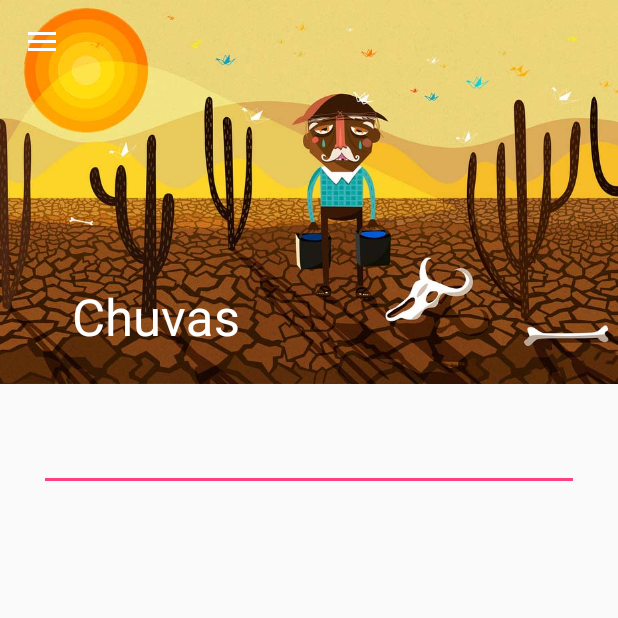
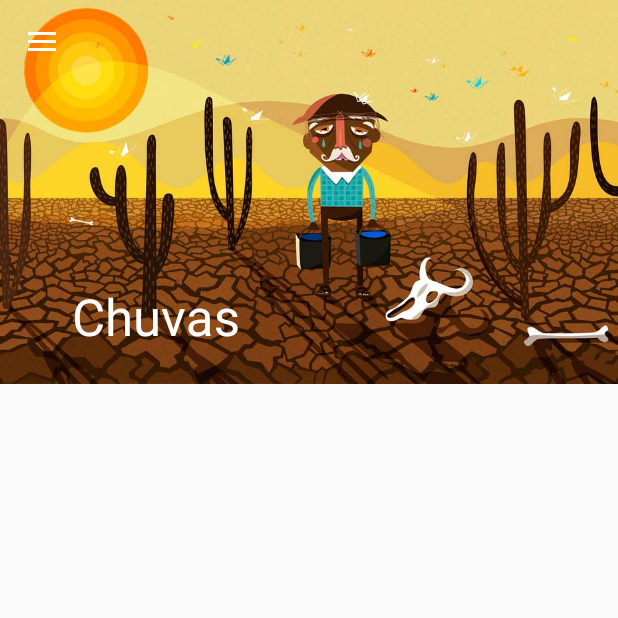
Before and after one commit to umbucaja/moringa-android, an Android app: the screen it shows after launch (MoringaActivity), in the side drawer, after a tap on "Chuvas", on a phone screen of 412 x 824 dp, the top half of it. Run offline under Robolectric (Android 15) with nearby library versions, the phone set to English and light mode, and no system bars; pictures from the network do not load; 2 statements that could not run were skipped.

Commit message:
modificado o modo como os dados sao requisitados para sincrono. garantia de que eles sempre aparecem na tela apos a requisicao(clicar na cidade). Inicia da criacao do adapter de chuvas

```diff
--- a/app/src/main/java/umbucaja/moringa/fragments/ChuvasFragment.java
+++ b/app/src/main/java/umbucaja/moringa/fragments/ChuvasFragment.java
@@ -5,18 +5,18 @@ import android.net.Uri;
 import android.os.Bundle;
 import android.support.v4.app.Fragment;
 import android.support.v7.widget.AppCompatAutoCompleteTextView;
+import android.support.v7.widget.LinearLayoutManager;
+import android.support.v7.widget.RecyclerView;
 import android.view.LayoutInflater;
 import android.view.Menu;
 import android.view.MenuItem;
 import android.view.View;
 import android.view.ViewGroup;
-import android.widget.AdapterView;
 import android.widget.ArrayAdapter;
 
 import umbucaja.moringa.R;
+import umbucaja.moringa.adapter.ChuvasRecyclerAdapter;
 import umbucaja.moringa.entity.City;
-import umbucaja.moringa.service.CityService;
-import umbucaja.moringa.service.mock.CityServiceMock;
 
 /**
  * A simple {@link Fragment} subclass.
@@ -30,15 +30,11 @@ public class ChuvasFragment extends Fragment {
     // the fragment initialization parameters, e.g. ARG_ITEM_NUMBER
     private static final String ARG_SELECTED_CITY = "default_city";
 
-    private String selectedCity;
-    private City[] cities = {};
+    private View rootView;
+    private RecyclerView recyclerView;
+    private ChuvasRecyclerAdapter chuvasRecyclerAdapter;
 
     private OnFragmentInteractionListener mListener;
-
-    /*
-    Fragment Views
-     */
-    private AppCompatAutoCompleteTextView autocompleteCidades;
 
     public ChuvasFragment() {
         // Required empty public constructor
@@ -84,30 +80,6 @@ public class ChuvasFragment extends Fragment {
 
 
     /*
-    Event listeners
-     */
-    private AdapterView.OnItemSelectedListener autocompleteCidadesListener = new AdapterView.OnItemSelectedListener() {
-        @Override
-        public void onItemSelected(AdapterView<?> adapterView, View view, int position, long id) {
-            for (City c : cities) {
-                if (c.getId() == id) {
-                    loadViewData(c);
-                    break;
-                }
-            }
-        }
-
-        @Override
-        public void onNothingSelected(AdapterView<?> adapterView) {
-
-        }
-    };
-
-    private void loadViewData(City c) {
-
-    }
-
-    /*
     Android Lifecycle
      */
 
@@ -115,12 +87,6 @@ public class ChuvasFragment extends Fragment {
     public void onCreate(Bundle savedInstanceState) {
         super.onCreate(savedInstanceState);
 
-        CityService cityService = CityServiceMock.getInstance();
-        cities = cityService.listCities().toArray(cities);
-
-        if (getArguments() != null) {
-            selectedCity = getArguments().getString(ARG_SELECTED_CITY);
-        }
         setHasOptionsMenu(true);
     }
 
@@ -133,28 +99,18 @@ public class ChuvasFragment extends Fragment {
     @Override
     public View onCreateView(LayoutInflater inflater, ViewGroup container,
                              Bundle savedInstanceState) {
+        rootView = inflater.inflate(R.layout.fragment_chuvas, container, false);
 
-        View view;
-        if (savedInstanceState != null) {
-            // Use savedInstanceState
-            view = super.onCreateView(inflater, container, savedInstanceState);
-        }
-        else {
-            // Inflate the layout for this fragment
-            view = inflater.inflate(R.layout.fragment_chuvas, container, false);
-        }
+        recyclerView = (RecyclerView) rootView.findViewById(R.id.chuvas_recycler_view);
+        recyclerView.setHasFixedSize(true);
 
-        if (view != null) {
-            // Get layout views
-            autocompleteCidades = (AppCompatAutoCompleteTextView) view.findViewById(R.id.fragment_chuvas_autocomplete_cidades);
-            autocompleteCidades.setOnItemSelectedListener(autocompleteCidadesListener);
+        LinearLayoutManager layoutManager = new LinearLayoutManager(getContext());
+        recyclerView.setLayoutManager(layoutManager);
 
-            // load autocomplete content
-            autocompleteCidades.setAdapter(new ArrayAdapter<City>(getContext(), android.R.layout.simple_list_item_1, cities));
-            autocompleteCidades.setText(selectedCity);
-        }
+        //chuvasRecyclerAdapter = new ChuvasRecyclerAdapter();
+        //recyclerView.setAdapter(chuvasRecyclerAdapter);
 
-        return view;
+        return rootView;
     }
 
     @Override
--- /dev/null
+++ b/app/src/main/res/layout/cardview_chuvas.xml
@@ -0,0 +1,6 @@
+<?xml version="1.0" encoding="utf-8"?>
+<LinearLayout xmlns:android="http://schemas.android.com/apk/res/android"
+    android:orientation="vertical" android:layout_width="match_parent"
+    android:layout_height="match_parent">
+
+</LinearLayout>
--- a/app/src/main/res/layout/fragment_chuvas.xml
+++ b/app/src/main/res/layout/fragment_chuvas.xml
@@ -5,9 +5,10 @@
     tools:context="umbucaja.moringa.fragments.ChuvasFragment"
     android:padding="@dimen/fragment_root_padding">
 
-    <android.support.v7.widget.AppCompatAutoCompleteTextView
-        android:id="@+id/fragment_chuvas_autocomplete_cidades"
+    <android.support.v7.widget.RecyclerView
+        android:id="@+id/chuvas_recycler_view"
+        android:scrollbars="vertical"
         android:layout_width="match_parent"
-        android:layout_height="wrap_content" />
+        android:layout_height="match_parent"/>
 
 </RelativeLayout>
```
Also changed, not shown: app/src/main/java/umbucaja/moringa/adapter/ChuvasRecyclerAdapter.java (added, +46 -0 lines), app/src/main/java/umbucaja/moringa/fragments/AcudesFragment.java (+14 -17 lines), app/src/main/java/umbucaja/moringa/service/Server.java (+7 -8 lines).
